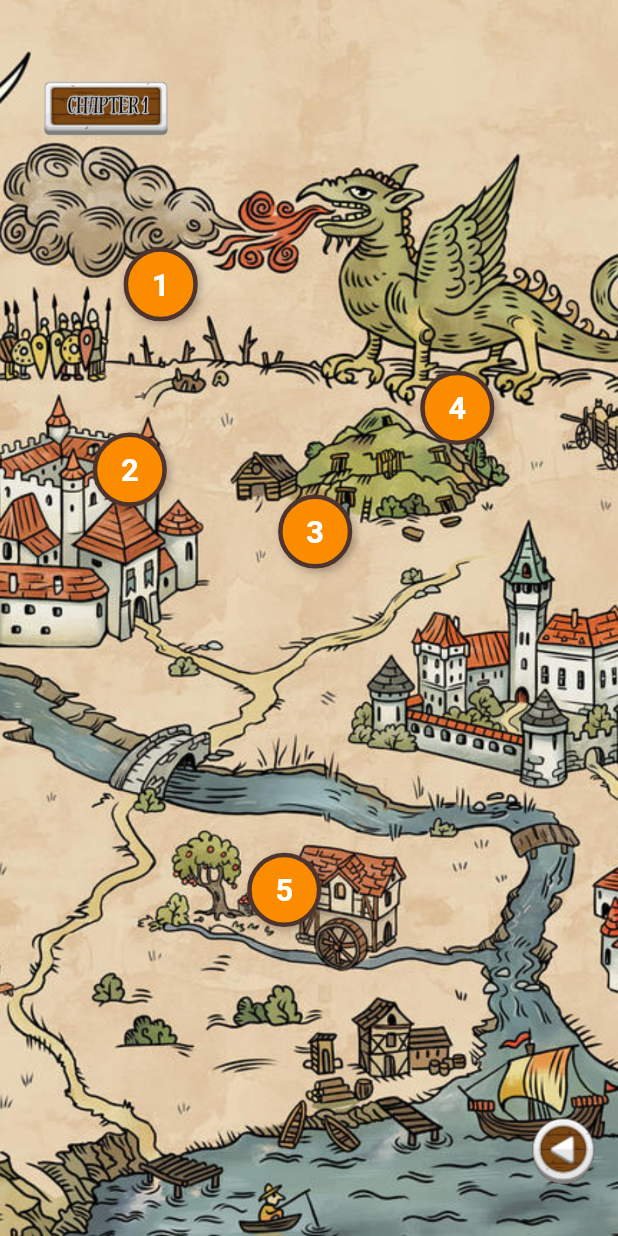
After one commit to junirst/match3, a Flutter app: the Chapter1Screen screen opened by its route, on a phone screen of 412 x 824 dp. The commit adds this screen. Run offline on Flutter 3.47's test engine with Material 3 defaults, Android fonts, the phone set to English and light mode, and no system bars; our stand-ins replace audioplayers.

Commit message:
thêm màn hình chọn chapter thêm màn hình chapter 1

```diff
--- /dev/null
+++ b/lib/Chapter1.dart
@@ -0,0 +1,224 @@
+import 'package:flutter/material.dart';
+import 'audio_manager.dart';
+
+class Chapter1Screen extends StatefulWidget {
+  const Chapter1Screen({super.key});
+
+  @override
+  _Chapter1ScreenState createState() => _Chapter1ScreenState();
+}
+
+class _Chapter1ScreenState extends State<Chapter1Screen> {
+  double _backScale = 1.0;
+
+  void _onButtonTap(String buttonName) {
+    // Play sound effect
+    AudioManager().playSfx();
+
+    setState(() {
+      switch (buttonName) {
+        case 'back':
+          _backScale = 1.1;
+          break;
+      }
+    });
+
+    Future.delayed(Duration(milliseconds: 100), () {
+      setState(() {
+        _backScale = 1.0;
+      });
+
+      if (buttonName == 'back') {
+        Navigator.pop(context);
+      }
+    });
+  }
+
+  void _onLevelTap(int levelNumber) {
+    // Play sound effect
+    AudioManager().playSfx();
+
+    // Navigate to level gameplay
+    ScaffoldMessenger.of(context).showSnackBar(
+      SnackBar(
+        content: Text('Level $levelNumber functionality not implemented yet'),
+        duration: Duration(seconds: 1),
+      ),
+    );
+  }
+
+  @override
+  Widget build(BuildContext context) {
+    final screenSize = MediaQuery.of(context).size;
+    final screenWidth = screenSize.width;
+    final screenHeight = screenSize.height;
+
+    return Scaffold(
+      body: Stack(
+        fit: StackFit.expand,
+        children: [
+          // Background map image
+          Container(
+            color: Colors.brown[200],
+            child: Image.asset(
+              'assets/Chapter1background.png',
+              fit: BoxFit.cover,
+              errorBuilder: (context, error, stackTrace) {
+                return Container(
+                  color: Colors.brown[200],
+                  child: Center(
+                    child: Text(
+                      'Chapter 1 Map',
+                      style: TextStyle(
+                        color: Colors.brown[800],
+                        fontSize: 24,
+                        fontWeight: FontWeight.bold,
+                      ),
+                    ),
+                  ),
+                );
+              },
+            ),
+          ),
+
+          // Chapter 1 title in top left
+          Positioned(
+            top: screenHeight * 0.05,
+            left: screenWidth * 0.05,
+            child: Image.asset(
+              'assets/Chapter1.png',
+              width: screenWidth * 0.25,
+              height: screenHeight * 0.08,
+              errorBuilder: (context, error, stackTrace) {
+                return Container(
+                  width: screenWidth * 0.25,
+                  height: screenHeight * 0.08,
+                  decoration: BoxDecoration(
+                    color: Colors.brown[600],
+                    borderRadius: BorderRadius.circular(8),
+                    border: Border.all(color: Colors.orange, width: 2),
+                  ),
+                  child: const Center(
+                    child: Text(
+                      'CHAPTER 1',
+                      style: TextStyle(
+                        color: Colors.white,
+                        fontSize: 12,
+                        fontWeight: FontWeight.bold,
+                      ),
+                    ),
+                  ),
+                );
+              },
+            ),
+          ),
+
+          // Level selection points (positioned across the map)
+          // Level 1 - Top left area
+          Positioned(
+            top: screenHeight * 0.2,
+            left: screenWidth * 0.2,
+            child: _buildLevelButton(1, screenWidth, screenHeight),
+          ),
+
+          // Level 2 - Middle left
+          Positioned(
+            top: screenHeight * 0.35,
+            left: screenWidth * 0.15,
+            child: _buildLevelButton(2, screenWidth, screenHeight),
+          ),
+
+          // Level 3 - Center
+          Positioned(
+            top: screenHeight * 0.4,
+            left: screenWidth * 0.45,
+            child: _buildLevelButton(3, screenWidth, screenHeight),
+          ),
+
+          // Level 4 - Right side
+          Positioned(
+            top: screenHeight * 0.3,
+            right: screenWidth * 0.2,
+            child: _buildLevelButton(4, screenWidth, screenHeight),
+          ),
+
+          // Level 5 - Bottom center
+          Positioned(
+            bottom: screenHeight * 0.25,
+            left: screenWidth * 0.4,
+            child: _buildLevelButton(5, screenWidth, screenHeight),
+          ),
+
+          // Back button in bottom right
+          Positioned(
+            bottom: screenHeight * 0.03,
+            right: screenWidth * 0.03,
+            child: GestureDetector(
+              onTap: () => _onButtonTap('back'),
+              child: AnimatedScale(
+                scale: _backScale,
+                duration: Duration(milliseconds: 100),
+                child: Image.asset(
+                  'assets/backbutton.png',
+                  width: screenWidth * 0.12,
+                  height: screenHeight * 0.08,
+                  errorBuilder: (context, error, stackTrace) {
+                    return Container(
+                      width: screenWidth * 0.12,
+                      height: screenHeight * 0.08,
+                      decoration: const BoxDecoration(
+                        color: Colors.white,
+                        shape: BoxShape.circle,
+                      ),
+                      child: const Icon(
+                        Icons.arrow_back,
+                        color: Colors.black,
+                        size: 24,
+                      ),
+                    );
+                  },
+                ),
+              ),
+            ),
+          ),
+        ],
+      ),
+    );
+  }
+
+  Widget _buildLevelButton(
+    int levelNumber,
+    double screenWidth,
+    double screenHeight,
+  ) {
+    return GestureDetector(
+      onTap: () => _onLevelTap(levelNumber),
+      child: Container(
+        width: screenWidth * 0.12,
+        height: screenWidth * 0.12,
+        decoration: BoxDecoration(
+          color: Colors.orange[600],
+          shape: BoxShape.circle,
+          border: Border.all(color: Colors.brown[800]!, width: 3),
+          boxShadow: [
+            BoxShadow(
+              color: Colors.black26,
+              blurRadius: 4,
+              offset: Offset(2, 2),
+            ),
+          ],
+        ),
+        child: Center(
+          child: Text(
+            levelNumber.toString(),
+            style: TextStyle(
+              color: Colors.white,
+              fontSize: screenWidth * 0.05,
+              fontWeight: FontWeight.bold,
+            ),
+          ),
+        ),
+      ),
+    );
+  }
+}
--- a/lib/main.dart
+++ b/lib/main.dart
@@ -6,6 +6,8 @@ import 'OutfitInside.dart';
 import 'WeaponInside.dart';
 import 'UpgradeInside.dart';
 import 'SettingInside.dart';
+import 'ChapterScreen.dart';
+import 'Chapter1.dart';
 
 void main() {
   runApp(const MyApp());
@@ -32,6 +34,8 @@ class MyApp extends StatelessWidget {
         '/weapon': (context) => const WeaponScreen(),
         '/upgrade': (context) => const UpgradeScreen(),
         '/settings': (context) => const SettingScreen(),
+        '/story': (context) => const Chapterscreen(),
+        '/chapter1': (context) => const Chapter1Screen(),
       },
     );
   }
--- a/lib/main_menu_screen.dart
+++ b/lib/main_menu_screen.dart
@@ -52,6 +52,10 @@ class _MainMenuScreenState extends State<MainMenuScreen> {
         Navigator.pushNamed(context, '/shop');
       } else if (buttonName == 'settings') {
         Navigator.pushNamed(context, '/settings');
+      } else if (buttonName == 'story') {
+        Navigator.pushNamed(context, '/story');
+      } else if (buttonName == 'Chapter1') {
+        Navigator.pushNamed(context, '/Chapter1');
       }
     });
   }
```
Also changed, not shown: lib/ChapterScreen.dart (added, +222 -0 lines), assets/Chapter1.png (added), assets/Chapter1background.png (added), assets/Chapter2.png (added).
